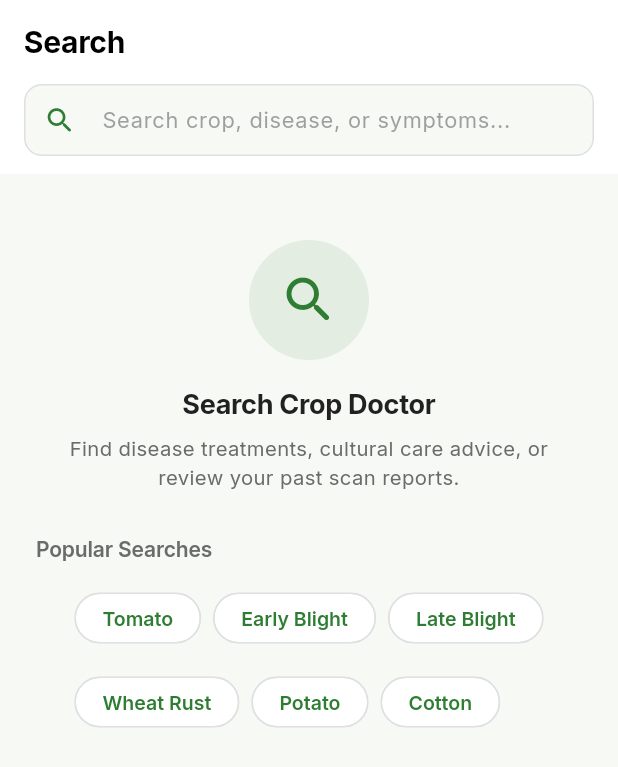
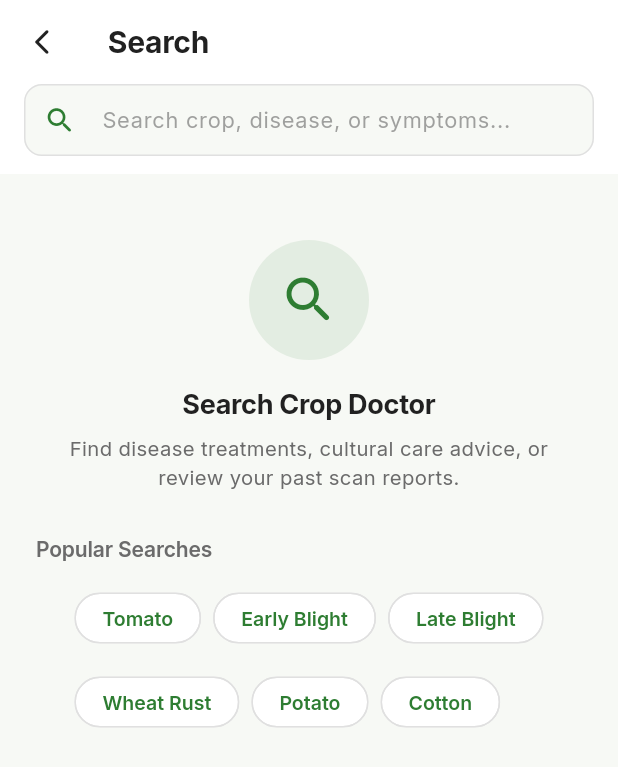
Before and after one commit to adityavis007/Planten, a Flutter app: the SearchScreen screen opened by its route, on a phone screen of 412 x 824 dp. Shown: the top 767 px of the screen. Run offline on Flutter 3.47's test engine with Material 3 defaults, Android fonts, the phone set to English and light mode, and no system bars; our stand-ins replace camera, cloud_firestore, connectivity_plus, firebase_auth, firebase_core, firebase_storage and 6 more; missing offline and left inert: flutter_litert; accounts and stored records are empty; network calls fail.

Commit message:
feat: Add back button to SearchScreen AppBar and update search navigation to push

```diff
--- a/lib/screens/home/home_screen.dart
+++ b/lib/screens/home/home_screen.dart
@@ -337,7 +337,7 @@ class HomeScreen extends StatelessWidget {
             if (onSearchTap != null) {
               onSearchTap!();
             } else {
-              context.go(AppRoutes.search);
+              context.push(AppRoutes.search);
             }
           },
           child: Container(
--- a/lib/screens/search/search_screen.dart
+++ b/lib/screens/search/search_screen.dart
@@ -148,10 +148,28 @@ class _SearchScreenState extends State<SearchScreen> {
       appBar: AppBar(
         backgroundColor: context.appBarBgColor,
         elevation: 0,
+        leading: IconButton(
+          key: const ValueKey('search_back_button'),
+          icon: Icon(
+            Icons.arrow_back_ios_new_rounded,
+            color: context.textPrimaryColor,
+            size: 20.0,
+          ),
+          tooltip: isHindi ? 'वापस' : 'Back',
+          onPressed: () {
+            if (Navigator.of(context).canPop()) {
+              Navigator.of(context).pop();
+            } else {
+              try {
+                context.go(AppRoutes.home);
+              } catch (_) {}
+            }
+          },
+        ),
         title: Text(
           isHindi ? 'खोजें' : 'Search',
           style: AppTypography.headline.copyWith(
-            color: Colors.black,
+            color: context.textPrimaryColor,
             fontSize: 20.0,
             fontWeight: FontWeight.w700,
           ),
```
Also changed, not shown: 1 other file.
